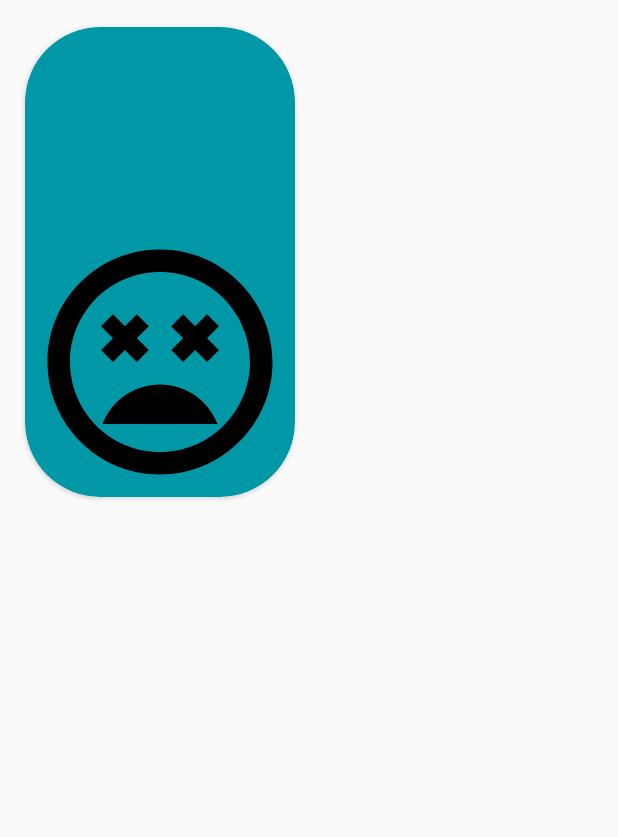
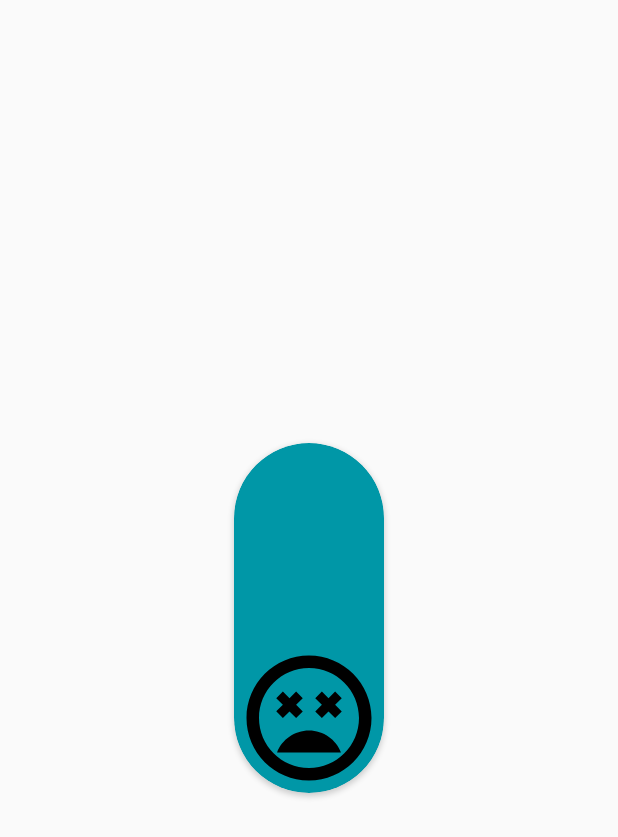
Before and after one commit to OscarEspejoSagues/SocialApp, an Android app: the layout row_news.xml on its own in the app's theme, with its tools: preview values and no code run, on a phone screen of 412 x 824 dp. Shown: the top 837 px of the screen. Run offline under Robolectric (Android 15) with nearby library versions, the phone set to English and light mode, and no system bars.

Commit message:
Small fixes

```diff
--- a/Mysocialweb/app/src/main/res/layout/row_news.xml
+++ b/Mysocialweb/app/src/main/res/layout/row_news.xml
@@ -8,6 +8,7 @@
         CardView:cardBackgroundColor="@color/colorPrimaryDark"
         CardView:cardPreventCornerOverlap="true"
         CardView:cardUseCompatPadding="true"
+        android:layout_gravity="center"
         CardView:cardCornerRadius="50dp">
 
     <LinearLayout
@@ -45,8 +46,8 @@
                 android:layout_height="wrap_content"/>
         <ImageView
                 android:id="@+id/IVurlimage"
-                android:layout_width="180dp"
-                android:layout_height="180dp"
+                android:layout_width="100dp"
+                android:layout_height="100dp"
                 android:layout_gravity="center"
                 android:layout_centerHorizontal="true"
                 android:src = "@drawable/ic_sentiment"/>
```
